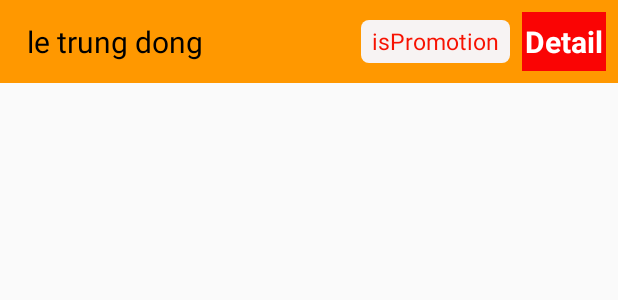
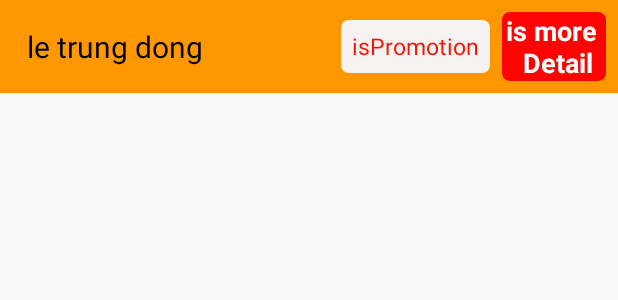
Before and after one commit to TRUNGDONG97/androidTutorial, an Android app: the layout places_item_layout.xml on its own in the app's theme, with its tools: preview values and no code run, on a phone screen of 412 x 824 dp. Shown: the top 300 px of the screen. Run offline under Robolectric (Android 15) with nearby library versions, the phone set to English and light mode, and no system bars.

```diff
--- a/HelloWord/app/build.gradle
+++ b/HelloWord/app/build.gradle
@@ -30,4 +30,6 @@ dependencies {
     implementation 'com.squareup.picasso:picasso:2.71828'
     implementation 'com.android.support:recyclerview-v7:28.0.0'
     implementation 'com.android.support:cardview-v7:28.0.0'
+    implementation 'com.squareup.retrofit2:retrofit:2.6.1'
+    implementation 'com.squareup.retrofit2:converter-gson:2.5.0'
 }
--- a/HelloWord/app/src/main/AndroidManifest.xml
+++ b/HelloWord/app/src/main/AndroidManifest.xml
@@ -5,6 +5,7 @@
     <uses-permission android:name="android.permission.INTERNET" />
 
     <application
+        android:usesCleartextTraffic="true"
         android:allowBackup="true"
         android:icon="@mipmap/ic_launcher"
         android:label="@string/app_name"
--- a/HelloWord/app/src/main/java/com/example/helloword/places/PlacesAdapter.java
+++ b/HelloWord/app/src/main/java/com/example/helloword/places/PlacesAdapter.java
@@ -36,17 +36,17 @@ public class PlacesAdapter extends RecyclerView.Adapter<PlacesAdapter.placeViewH
         Places places = arrayList.get( i );
         placeViewHodel.placeName.setText( places.placeName );
         if (places.isMoreDetail == 0 ) {
-            placeViewHodel.moreDetail.setVisibility( View.INVISIBLE );
+            placeViewHodel.moreDetail.setVisibility( View.GONE );
            // placeViewHodel.isPromotion.setVisibility( View.INVISIBLE );
             placeViewHodel.llPlaces.setBackgroundColor( Color.YELLOW);
 
         } else {
             placeViewHodel.moreDetail.setVisibility( View.VISIBLE );
             //placeViewHodel.isPromotion.setVisibility( View.INVISIBLE );
-            placeViewHodel.llPlaces.setBackgroundColor( Color.GREEN );
+            placeViewHodel.llPlaces.setBackgroundColor( Color.parseColor( "#FF9800" ) );
         }
         if (places.isPromotion==0){
-            placeViewHodel.isPromotion.setVisibility( View.INVISIBLE );
+            placeViewHodel.isPromotion.setVisibility( View.GONE );
         }else {
             placeViewHodel.isPromotion.setVisibility( View.VISIBLE );
         }
--- a/HelloWord/app/src/main/res/drawable/detail_bg.xml
+++ b/HelloWord/app/src/main/res/drawable/detail_bg.xml
@@ -1,5 +1,5 @@
 <shape xmlns:android="http://schemas.android.com/apk/res/android"
     android:shape="rectangle">
     <solid android:color="#FF0303"></solid>
-    <corners android:radius="25dp"></corners>
+    <corners android:radius="5dp"></corners>
 </shape>
--- a/HelloWord/app/src/main/res/layout/places_item_layout.xml
+++ b/HelloWord/app/src/main/res/layout/places_item_layout.xml
@@ -2,7 +2,7 @@
 <LinearLayout xmlns:android="http://schemas.android.com/apk/res/android"
     android:id="@+id/ll_places"
     android:layout_width="match_parent"
-    android:layout_height="55dp"
+    android:layout_height="wrap_content"
     android:background="#FF9800">
 
     <TextView
@@ -31,14 +31,14 @@
     <TextView
         android:id="@+id/tv_detail"
         android:layout_width="wrap_content"
-        android:layout_height="match_parent"
-        android:text="Detail"
+        android:layout_height="wrap_content"
+        android:text="is more \n Detail"
         android:layout_gravity="center"
         android:gravity="center"
         android:textColor="#fff"
-        android:textSize="20sp"
+        android:textSize="18sp"
         android:textStyle="bold"
-        android:background="#FA0404"
+        android:background="@drawable/detail_bg"
         android:layout_marginVertical="8dp"
         android:layout_marginHorizontal="8dp"
         android:paddingHorizontal="2dp"/>
```
Also changed, not shown: HelloWord/app/src/main/java/com/example/helloword/places/PlacesActivity.java (+57 -4 lines), HelloWord/app/src/main/java/com/example/helloword/places/ServiceAPI.java (+11 -1 lines).
